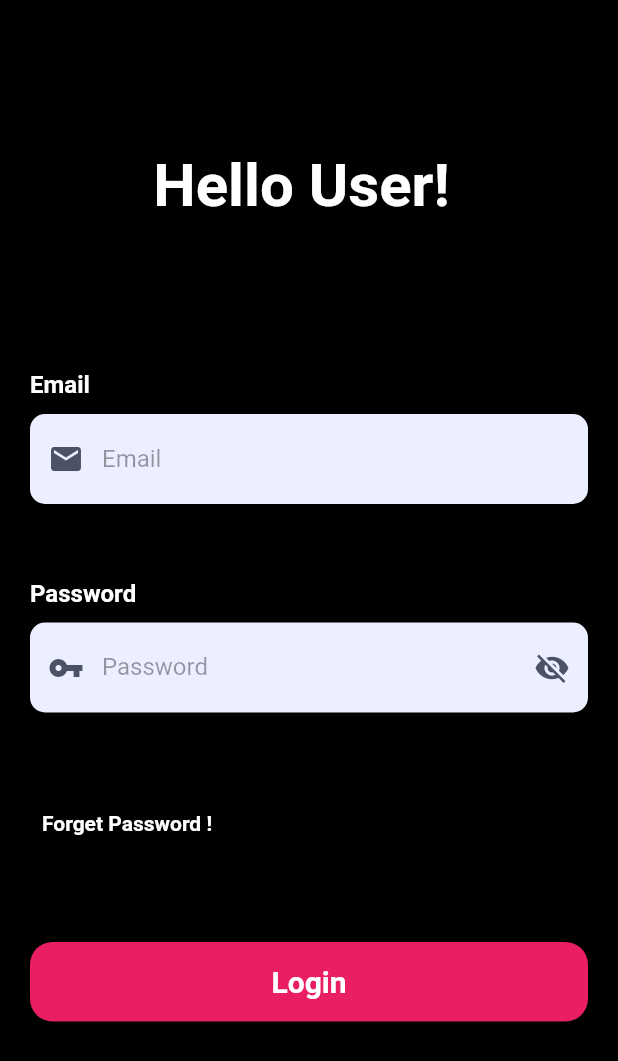
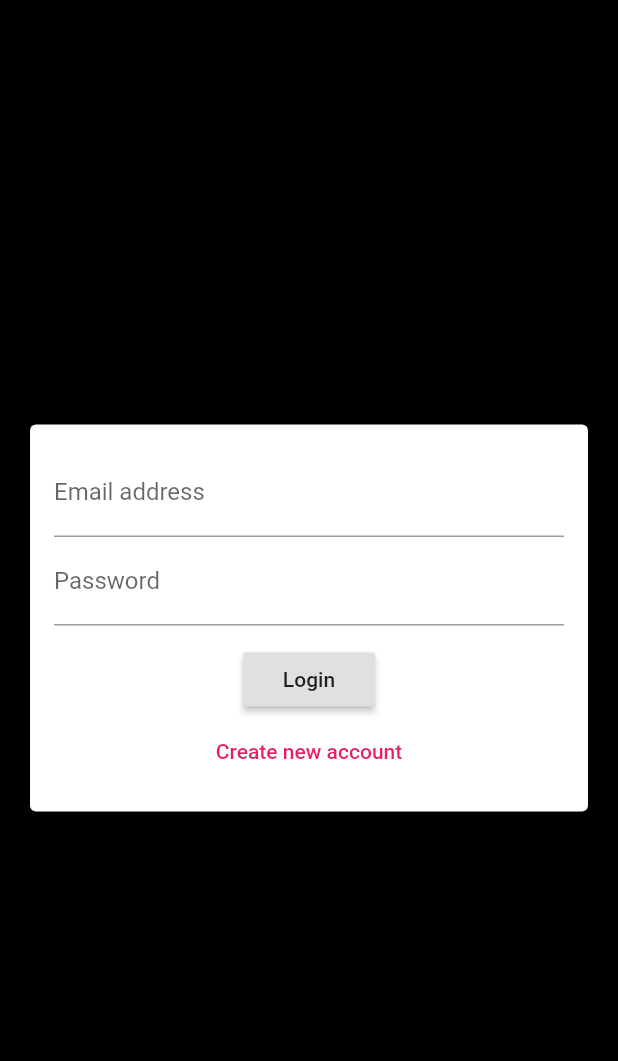
Before and after one commit to DrinKrasniqiNovus/flutter-assignments, a Flutter app: the screen it shows after launch, on a phone screen of 412 x 824 dp. Shown: the top 1061 px of the screen. Run offline on Flutter 3.47's test engine with Material 2 defaults, Android fonts, the phone set to English and light mode, and no system bars; our stand-ins replace cloud_firestore, firebase_auth, firebase_core, google_fonts; missing offline and left inert: tiktoklikescroller; accounts and stored records are empty.

Commit message:
fixed the AuthScreen and finished fetch data

```diff
--- a/tiktok_replica/lib/main.dart
+++ b/tiktok_replica/lib/main.dart
@@ -1,7 +1,11 @@
+import 'package:firebase_auth/firebase_auth.dart';
+import 'package:firebase_core/firebase_core.dart';
 import 'package:flutter/material.dart';
 import 'package:flutter/services.dart';
 import 'package:tiktok_replica/nav_bar.dart';
 import 'package:tiktok_replica/screens/auth/auth_screen.dart';
+import 'package:tiktok_replica/screens/main_screens/camera.dart';
+import 'package:tiktok_replica/screens/main_screens/home_screen.dart';
 
 void main() {
   WidgetsFlutterBinding.ensureInitialized();
@@ -11,17 +15,44 @@ void main() {
   });
 }
 
-class MyApp extends StatelessWidget {
+class MyApp extends StatefulWidget {
+  @override
+  _MyAppState createState() => _MyAppState();
+}
+
+final Future<FirebaseApp> _initialization = Firebase.initializeApp();
+
+class _MyAppState extends State<MyApp> {
   @override
   Widget build(BuildContext context) {
-    return MaterialApp(
-      title: 'Flutter Demo',
-      theme: ThemeData(
-        primarySwatch: Colors.pink,
-      ),
-      home: LoginScreen(),
+    return FutureBuilder(
+      // Initialize FlutterFire:
+      future: _initialization,
+      builder: (context, snapshot) {
+        // Check for errors
+
+        // Once complete, show your application
+        if (snapshot.connectionState == ConnectionState.done) {
+          return MaterialApp(
+            title: 'Flutter Demo',
+            theme: ThemeData(
+              primarySwatch: Colors.pink,
+            ),
+            home: StreamBuilder(
+              stream: FirebaseAuth.instance.authStateChanges(),
+              builder: (ctx, userSnapshot) {
+                if (userSnapshot.hasData) {
+                  return NavBar();
+                }
+                return AuthScreen();
+              },
+            ),
+          );
+        }
+
+        // Otherwise, show something whilst waiting for initialization to complete
+        return HomeScreen();
+      },
     );
   }
 }
-
-// This trailing comma makes auto-formatting nicer for build methods.
--- /dev/null
+++ b/tiktok_replica/lib/screens/auth/auth_form.dart
@@ -0,0 +1,145 @@
+import 'package:flutter/material.dart';
+// import '/widgets/pickers/user_image_picker.dart';
+
+class AuthForm extends StatefulWidget {
+  AuthForm(this.submitFn, this.isLoading);
+  final bool isLoading;
+  final void Function(
+    String userEmail,
+    String userPassword,
+    String userName,
+    String name,
+    bool isLogin,
+    BuildContext ctx,
+  ) submitFn;
+  @override
+  _AuthFormState createState() => _AuthFormState();
+}
+
+class _AuthFormState extends State<AuthForm> {
+  final _formKey = GlobalKey<FormState>();
+  var _isLogin = true;
+  var _userEmail = '';
+  var _userName = '';
+  var _name = '';
+  var _userPassword = '';
+
+  void _trySubmit() {
+    print(_userPassword);
+    final isValid = _formKey.currentState!.validate();
+    FocusScope.of(context).unfocus();
+
+    if (isValid) {
+      _formKey.currentState!.save();
+      widget.submitFn(
+        _userEmail.trim(),
+        _userPassword,
+        _userName.trim(),
+        _name.trim(),
+        _isLogin,
+        context,
+      );
+    }
+  }
+
+  @override
+  Widget build(BuildContext context) {
+    return Center(
+      child: Card(
+        margin: EdgeInsets.all(20),
+        child: SingleChildScrollView(
+          child: Padding(
+            padding: EdgeInsets.all(16),
+            child: Form(
+              key: _formKey,
+              child: Column(
+                mainAxisSize: MainAxisSize.min,
+                children: [
+                  // if (!_isLogin) UserImagePicker(_pickedImage),
+                  TextFormField(
+                    key: ValueKey('email'),
+                    validator: (value) {
+                      if (value!.isEmpty || !value.contains('@')) {
+                        return 'Please enter a valid email address.';
+                      }
+                      return null;
+                    },
+                    keyboardType: TextInputType.emailAddress,
+                    decoration: InputDecoration(labelText: 'Email address'),
+                    onSaved: (value) {
+                      _userEmail = value!;
+                    },
+                  ),
+                  if (!_isLogin)
+                    TextFormField(
+                      key: ValueKey('username'),
+                      validator: (value) {
+                        if (value!.isEmpty || value.length < 4) {
+                          return 'Username must be at least 4 letters';
+                        }
+                        return null;
+                      },
+                      decoration: InputDecoration(labelText: 'Username'),
+                      onSaved: (value) {
+                        _userName = value as String;
+                      },
+                    ),
+                  if (!_isLogin)
+                    TextFormField(
+                      key: ValueKey('name'),
+                      validator: (value) {
+                        if (value!.isEmpty || value.length < 4) {
+                          return 'Name must be at least 4 letters';
+                        }
+                        return null;
+                      },
+                      decoration: InputDecoration(labelText: 'Name'),
+                      onSaved: (value) {
+                        _name = value as String;
+                      },
+                    ),
+                  TextFormField(
+                    key: ValueKey('password'),
+                    validator: (value) {
+                      if (value!.isEmpty || value.length < 6) {
+                        return 'Password must be at least 7 characters long.';
+                      }
+                      return null;
+                    },
+                    decoration: InputDecoration(labelText: 'Password'),
+                    obscureText: true,
+                    onSaved: (value) {
+                      _userPassword = value as String;
+                    },
+                  ),
+                  SizedBox(
+                    height: 12,
+                  ),
+                  if (widget.isLoading) CircularProgressIndicator(),
+                  if (!widget.isLoading)
+                    RaisedButton(
+                      onPressed: _trySubmit,
+                      child: Text(_isLogin ? 'Login' : 'Signup'),
+                    ),
+
+                  if (!widget.isLoading)
+                    FlatButton(
+                      textColor: Theme.of(context).primaryColor,
+                      onPressed: () {
+                        setState(() {
+                          _isLogin = !_isLogin;
+                        });
+                      },
+                      child: Text(_isLogin
+                          ? 'Create new account'
+                          : 'I already have an acconut'),
+                    ),
+                ],
+              ),
+            ),
+          ),
+        ),
+      ),
+    );
+  }
+}
--- a/tiktok_replica/lib/screens/auth/auth_screen.dart
+++ b/tiktok_replica/lib/screens/auth/auth_screen.dart
@@ -1,164 +1,86 @@
-import 'package:flutter/cupertino.dart';
 import 'package:flutter/material.dart';
 import 'package:flutter/services.dart';
+import 'auth_form.dart';
+import 'package:firebase_auth/firebase_auth.dart';
+import 'package:cloud_firestore/cloud_firestore.dart';
 
-import 'package:tiktok_replica/screens/widgets/build_email.dart';
-import 'package:tiktok_replica/screens/widgets/forget_password.dart';
-import 'package:tiktok_replica/screens/widgets/login_button.dart';
-
-class LoginScreen extends StatefulWidget {
+class AuthScreen extends StatefulWidget {
   @override
-  _LoginScreenState createState() => _LoginScreenState();
+  _AuthScreenState createState() => _AuthScreenState();
 }
 
-class _LoginScreenState extends State<LoginScreen> {
-  bool sec = true;
-  var visable = Icon(
-    Icons.visibility,
-    color: Color(0xff4c5166),
-  );
-  var visableoff = Icon(
-    Icons.visibility_off,
-    color: Color(0xff4c5166),
-  );
+class _AuthScreenState extends State<AuthScreen> {
+  final _auth = FirebaseAuth.instance;
+  var _isLoading = false;
+
+  void _submitAuthForm(
+    String email,
+    String password,
+    String username,
+    String name,
+    // File image,
+    bool isLogin,
+    BuildContext ctx,
+  ) async {
+    UserCredential authResult;
+    try {
+      setState(() {
+        _isLoading = true;
+      });
+      if (isLogin) {
+        authResult = await _auth.signInWithEmailAndPassword(
+            email: email, password: password);
+      } else {
+        authResult = await _auth.createUserWithEmailAndPassword(
+          email: email,
+          password: password,
+        );
+
+        // final ref = FirebaseStorage.instance
+        //     .ref()
+        //     .child('use_image')
+        //     .child(authResult.user!.uid + '.jpg');
+
+        // await ref.putFile(image).onComplete;
+        // final url = await ref.getDownloadURL();
+
+        await FirebaseFirestore.instance
+            .collection('users')
+            .doc(authResult.user!.uid)
+            .set({
+          'userName': username,
+          'name': name,
+          'email': email,
+          'imageUrl': '',
+        });
+      }
+    } on PlatformException catch (err) {
+      var message = 'An error occured, please check your';
+      if (err.message != null) {
+        message = err.message as String;
+      }
+      ScaffoldMessenger.of(ctx).showSnackBar(
+        SnackBar(
+          content: Text(message),
+          backgroundColor: Theme.of(ctx).errorColor,
+        ),
+      );
+      setState(() {
+        _isLoading = false;
+      });
+    } catch (err) {
+      print(err);
+    }
+    setState(() {
+      _isLoading = false;
+    });
+  }
 
   @override
   Widget build(BuildContext context) {
     return Scaffold(
-      body: AnnotatedRegion<SystemUiOverlayStyle>(
-        value: SystemUiOverlayStyle.light,
-        child: GestureDetector(
-          child: Stack(
-            children: [
-              Container(
-                height: double.infinity,
-                width: double.infinity,
-                decoration: BoxDecoration(
-                  gradient: LinearGradient(
-                    begin: Alignment.topCenter,
-                    end: Alignment.bottomCenter,
-                    colors: [
-                      Colors.black,
-                      Colors.black,
-                      Colors.black,
-                      Colors.black,
-                      Colors.black,
-                      Colors.black,
-                      Colors.black,
-                    ],
-                  ),
-                ),
-                child: Padding(
-                  padding: const EdgeInsets.only(right: 20, left: 20),
-                  child: SingleChildScrollView(
-                    child: Column(
-                      children: [
-                        SizedBox(
-                          height: 100,
-                        ),
-                        Text(
-                          "Hello User! ",
-                          style: TextStyle(
-                            color: Colors.white,
-                            fontSize: 40,
-                            fontWeight: FontWeight.bold,
-                          ),
-                        ),
-                        SizedBox(
-                          height: 100,
-                        ),
-                        buildEmail(),
-                        SizedBox(
-                          height: 50,
-                        ),
-                        buildPassword(),
-                        SizedBox(
-                          height: 50,
-                        ),
-                        Row(
-                          mainAxisAlignment: MainAxisAlignment.spaceBetween,
-                          children: [buildForgetPassword()],
-                        ),
-                        SizedBox(
-                          height: 30,
-                        ),
-                        buildLoginButton(),
-                        SizedBox(
-                          height: 30,
-                        ),
-                        SizedBox(
-                          height: 60,
-                        ),
-                      ],
-                    ),
-                  ),
-                ),
-              ),
-            ],
-          ),
-        ),
-      ),
+      backgroundColor: Colors.black,
+      body: AuthForm(_submitAuthForm, _isLoading),
     );
   }
-
-  buildEmail() {
-    return BuildEmail();
-  }
-
-  buildPassword() {
-    return Column(
-      crossAxisAlignment: CrossAxisAlignment.start,
-      children: [
-        Text(
-          "Password",
-          style: TextStyle(
-              color: Colors.white, fontSize: 16, fontWeight: FontWeight.bold),
-        ),
-        SizedBox(
-          height: 10,
-        ),
-        Container(
-          alignment: Alignment.centerLeft,
-          decoration: BoxDecoration(
-            color: Color(0xffebefff),
-            borderRadius: BorderRadius.circular(10),
-            boxShadow: [
-              BoxShadow(
-                  color: Colors.black26, blurRadius: 6, offset: Offset(0, 2))
-            ],
-          ),
-          height: 60,
-          child: TextField(
-            obscureText: sec,
-            style: TextStyle(color: Colors.black),
-            decoration: InputDecoration(
-                suffixIcon: IconButton(
-                  onPressed: () {
-                    setState(() {
-                      sec = !sec;
-                    });
-                  },
-                  icon: sec ? visableoff : visable,
-                ),
-                border: InputBorder.none,
-                contentPadding: EdgeInsets.only(top: 14),
-                prefixIcon: Icon(
-                  Icons.vpn_key,
-                  color: Color(0xff4c5166),
-                ),
-                hintText: "Password",
-                hintStyle: TextStyle(color: Colors.black38)),
-          ),
-        )
-      ],
-    );
-  }
-
-  buildForgetPassword() {
-    return ForgetPassword();
-  }
-
-  buildLoginButton() {
-    return LoginButton(context: context);
-  }
 }
--- a/tiktok_replica/lib/screens/widgets/build_email.dart
+++ /dev/null
@@ -1,50 +0,0 @@
-import 'package:flutter/material.dart';
-
-class BuildEmail extends StatelessWidget {
-  const BuildEmail({
-    Key? key,
-  }) : super(key: key);
-
-  @override
-  Widget build(BuildContext context) {
-    return Column(
-      crossAxisAlignment: CrossAxisAlignment.start,
-      children: [
-        Text(
-          "Email",
-          style: TextStyle(
-              color: Colors.white, fontSize: 16, fontWeight: FontWeight.bold),
-        ),
-        SizedBox(
-          height: 10,
-        ),
-        Container(
-          height: 60,
-          alignment: Alignment.centerLeft,
-          decoration: BoxDecoration(
-              color: Color(0xffebefff),
-              borderRadius: BorderRadius.circular(10),
-              boxShadow: [
-                BoxShadow(
-                  color: Colors.black26,
-                  offset: Offset(0, 2),
-                )
-              ]),
-          child: TextField(
-            keyboardType: TextInputType.emailAddress,
-            style: TextStyle(color: Colors.black),
-            decoration: InputDecoration(
-                border: InputBorder.none,
-                contentPadding: EdgeInsets.only(top: 14),
-                prefixIcon: Icon(
-                  Icons.email,
-                  color: Color(0xff4c5166),
-                ),
-                hintText: 'Email',
-                hintStyle: TextStyle(color: Colors.black38)),
-          ),
-        ),
-      ],
-    );
-  }
-}
--- a/tiktok_replica/lib/screens/widgets/forget_password.dart
+++ /dev/null
@@ -1,18 +0,0 @@
-import 'package:flutter/material.dart';
-class ForgetPassword extends StatelessWidget {
-  const ForgetPassword({
-    Key? key,
-  }) : super(key: key);
-
-  @override
-  Widget build(BuildContext context) {
-    return Container(
-      alignment: Alignment.centerRight,
-      child: TextButton(
-        child: Text("Forget Password !",
-            style: TextStyle(fontWeight: FontWeight.bold, color: Colors.white)),
-        onPressed: () {},
-      ),
-    );
-  }
-}
--- a/tiktok_replica/lib/screens/widgets/login_button.dart
+++ /dev/null
@@ -1,42 +0,0 @@
-import 'package:flutter/material.dart';
-import 'package:tiktok_replica/nav_bar.dart';
-
-class LoginButton extends StatelessWidget {
-  const LoginButton({
-    Key? key,
-    required this.context,
-  }) : super(key: key);
-
-  final BuildContext context;
-
-  @override
-  Widget build(BuildContext context) {
-    return Padding(
-      padding: const EdgeInsets.symmetric(vertical: 25),
-      child: Container(
-        width: double.infinity,
-        child: RaisedButton(
-          onPressed: () {
-            Navigator.push(
-              context,
-              MaterialPageRoute(
-                builder: (context) => NavBar(),
-              ),
-            );
-          },
-          elevation: 20,
-          shape: RoundedRectangleBorder(
-            borderRadius: BorderRadius.circular(15),
-          ),
-          color: Colors.pink,
-          padding: EdgeInsets.all(15),
-          child: Text(
-            "Login",
-            style: TextStyle(
-                fontSize: 20, color: Colors.white, fontWeight: FontWeight.bold),
-          ),
-        ),
-      ),
-    );
-  }
-}
--- a/tiktok_replica/pubspec.yaml
+++ b/tiktok_replica/pubspec.yaml
@@ -24,6 +24,10 @@ dependencies:
   flutter:
     sdk: flutter
   tiktoklikescroller: ^0.1.8
+  firebase_core: ^1.8.0
+  firebase_auth: ^3.1.4
+  firebase_storage: ^10.0.6
+  cloud_firestore: ^2.5.4
 
 
   # The following adds the Cupertino Icons font to your application.
```
Also changed, not shown: tiktok_replica/lib/screens/main_screens/profile.dart (+10 -0 lines), tiktok_replica/lib/screens/profile/edit_profile.dart (+2 -17 lines), tiktok_replica/lib/screens/widgets/name.dart (added, +49 -0 lines), tiktok_replica/lib/screens/widgets/username.dart (+22 -6 lines), tiktok_replica/lib/screens/auth/forgot_password_screen.dart (deleted), tiktok_replica/lib/screens/auth/set_password_screen.dart (deleted), tiktok_replica/pubspec.lock, 3 other files.
